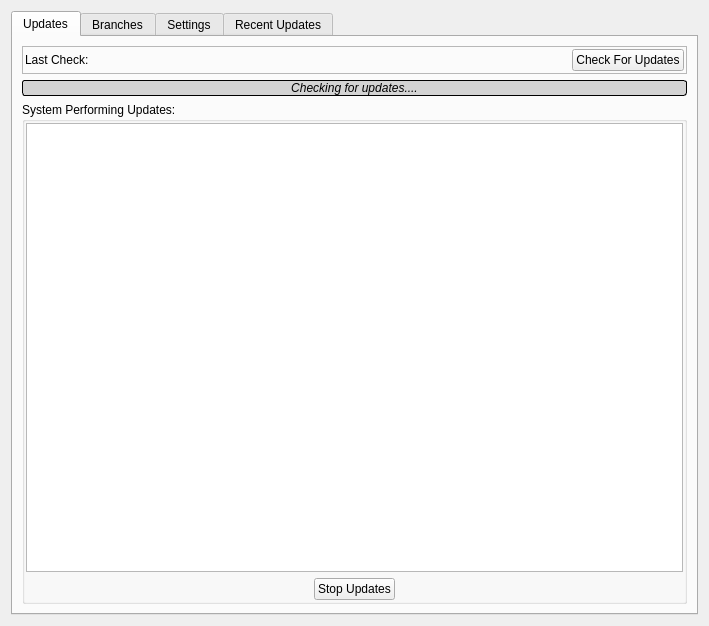
trueos/sysadm-ui-qt, file src-qt5/gui_client/pages/page_updates.ui: the form before one commit.
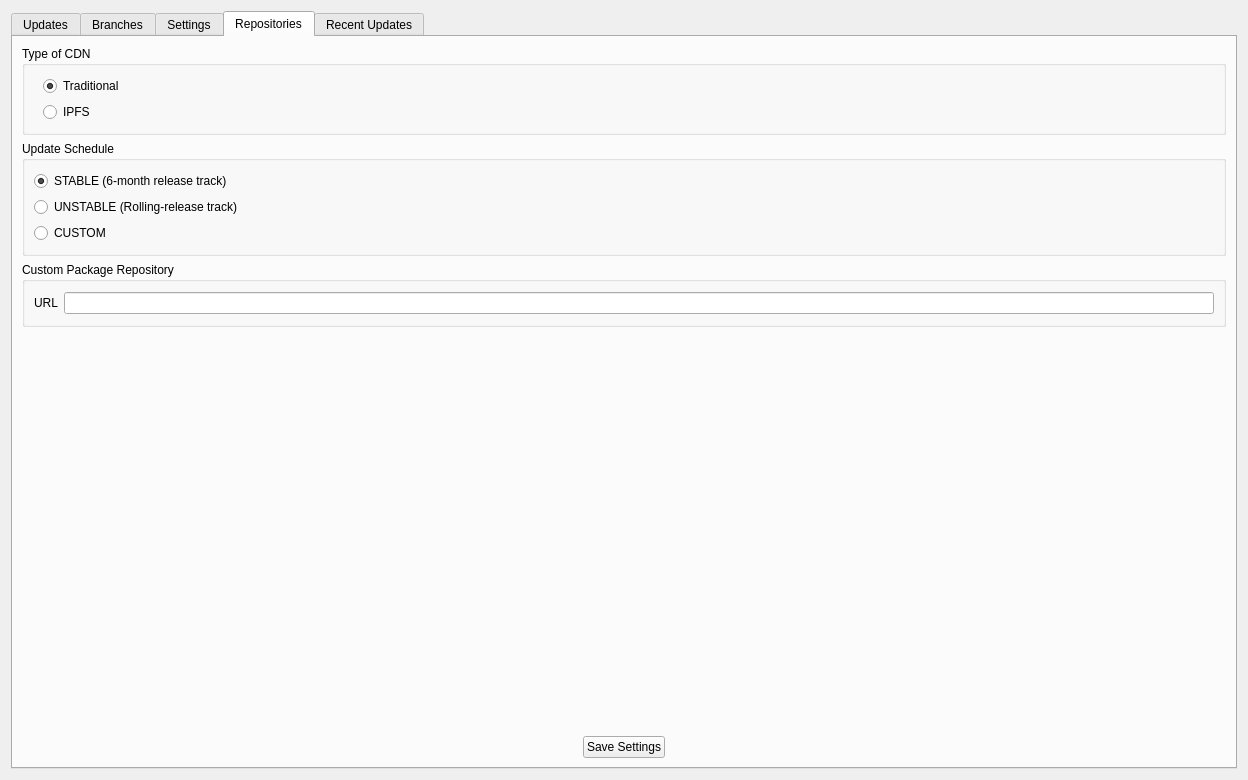
The form after the commit. Icons and pictures are not drawn.

Commit message: Get the update manager aware of the CDN Type now. Make it possible to switch between IPFS and Traditional CDN types.

```diff
--- a/src-qt5/gui_client/pages/page_updates.ui
+++ b/src-qt5/gui_client/pages/page_updates.ui
@@ -6,8 +6,8 @@
    <rect>
     <x>0</x>
     <y>0</y>
-    <width>709</width>
-    <height>626</height>
+    <width>1248</width>
+    <height>780</height>
    </rect>
   </property>
   <property name="windowTitle">
@@ -20,7 +20,7 @@
       <enum>QTabWidget::North</enum>
      </property>
      <property name="currentIndex">
-      <number>0</number>
+      <number>3</number>
      </property>
      <widget class="QWidget" name="tab">
       <attribute name="icon">
@@ -506,27 +506,148 @@
         </layout>
        </item>
        <item>
-        <widget class="QRadioButton" name="radio_repo_stable">
-         <property name="text">
-          <string>STABLE Repository</string>
+        <spacer name="verticalSpacer">
+         <property name="orientation">
+          <enum>Qt::Vertical</enum>
          </property>
          <property name="checked">
           <bool>true</bool>
          </property>
-        </widget>
+        </spacer>
        </item>
        <item>
-        <widget class="QRadioButton" name="radio_repo_unstable">
-         <property name="text">
-          <string>UNSTABLE Repository (staging repository for testing the next STABLE updates)</string>
+        <layout class="QHBoxLayout" name="horizontalLayout_4">
+         <item>
+          <spacer name="horizontalSpacer_4">
+           <property name="orientation">
+            <enum>Qt::Horizontal</enum>
+           </property>
+           <property name="sizeHint" stdset="0">
+            <size>
+             <width>40</width>
+             <height>20</height>
+            </size>
+           </property>
+          </spacer>
+         </item>
+         <item>
+          <widget class="QPushButton" name="push_settings_save">
+           <property name="toolTip">
+            <string>Save Settings</string>
+           </property>
+           <property name="statusTip">
+            <string>Save Update Repository Settings</string>
+           </property>
+           <property name="text">
+            <string>Save Settings</string>
+           </property>
+           <property name="icon">
+            <iconset resource="../../icons/icons.qrc">
+             <normaloff>:/icons/black/download.svg</normaloff>:/icons/black/download.svg</iconset>
+           </property>
+          </widget>
+         </item>
+         <item>
+          <spacer name="horizontalSpacer_5">
+           <property name="orientation">
+            <enum>Qt::Horizontal</enum>
+           </property>
+           <property name="sizeHint" stdset="0">
+            <size>
+             <width>40</width>
+             <height>20</height>
+            </size>
+           </property>
+          </spacer>
+         </item>
+        </layout>
+       </item>
+      </layout>
+     </widget>
+     <widget class="QWidget" name="tab_repos">
+      <attribute name="icon">
+       <iconset resource="../../icons/icons.qrc">
+        <normaloff>:/icons/black/cloud-arrow-down-border.svg</normaloff>:/icons/black/cloud-arrow-down-border.svg</iconset>
+      </attribute>
+      <attribute name="title">
+       <string>Repositories</string>
+      </attribute>
+      <layout class="QVBoxLayout" name="verticalLayout_8">
+       <item>
+        <widget class="QGroupBox" name="group_cdn_type">
+         <property name="title">
+          <string>Type of CDN</string>
          </property>
+         <layout class="QVBoxLayout" name="verticalLayout_10">
+          <property name="leftMargin">
+           <number>18</number>
+          </property>
+          <property name="topMargin">
+           <number>10</number>
+          </property>
+          <property name="rightMargin">
+           <number>18</number>
+          </property>
+          <property name="bottomMargin">
+           <number>10</number>
+          </property>
+          <item>
+           <widget class="QRadioButton" name="radio_type_traditional">
+            <property name="text">
+             <string>Traditional</string>
+            </property>
+            <property name="checked">
+             <bool>true</bool>
+            </property>
+           </widget>
+          </item>
+          <item>
+           <widget class="QRadioButton" name="radio_type_ipfs">
+            <property name="text">
+             <string>IPFS</string>
+            </property>
+           </widget>
+          </item>
+         </layout>
         </widget>
        </item>
        <item>
-        <widget class="QRadioButton" name="radio_repo_custom">
-         <property name="text">
-          <string>CUSTOM</string>
+        <widget class="QGroupBox" name="groupBox">
+         <property name="title">
+          <string>Update Schedule</string>
          </property>
+         <layout class="QVBoxLayout" name="verticalLayout_9">
+          <property name="topMargin">
+           <number>10</number>
+          </property>
+          <property name="bottomMargin">
+           <number>10</number>
+          </property>
+          <item>
+           <widget class="QRadioButton" name="radio_repo_stable">
+            <property name="text">
+             <string>STABLE (6-month release track)</string>
+            </property>
+            <property name="checked">
+             <bool>true</bool>
+            </property>
+           </widget>
+          </item>
+          <item>
+           <widget class="QRadioButton" name="radio_repo_unstable">
+            <property name="text">
+             <string>UNSTABLE (Rolling-release track)</string>
+            </property>
+           </widget>
+          </item>
+          <item>
+           <widget class="QRadioButton" name="radio_repo_custom">
+            <property name="text">
+             <string>CUSTOM</string>
+            </property>
+           </widget>
+          </item>
+         </layout>
         </widget>
        </item>
        <item>
@@ -541,6 +662,12 @@
           <bool>false</bool>
          </property>
          <layout class="QHBoxLayout" name="horizontalLayout_2">
+          <property name="topMargin">
+           <number>10</number>
+          </property>
+          <property name="bottomMargin">
+           <number>10</number>
+          </property>
           <item>
            <widget class="QLabel" name="label_3">
             <property name="text">
@@ -555,7 +682,7 @@
         </widget>
        </item>
        <item>
-        <spacer name="verticalSpacer">
+        <spacer name="verticalSpacer_3">
          <property name="orientation">
           <enum>Qt::Vertical</enum>
          </property>
@@ -568,9 +695,9 @@
         </spacer>
        </item>
        <item>
-        <layout class="QHBoxLayout" name="horizontalLayout_4">
+        <layout class="QHBoxLayout" name="horizontalLayout_9">
          <item>
-          <spacer name="horizontalSpacer_4">
+          <spacer name="horizontalSpacer_8">
            <property name="orientation">
             <enum>Qt::Horizontal</enum>
            </property>
@@ -583,7 +710,7 @@
           </spacer>
          </item>
          <item>
-          <widget class="QPushButton" name="push_settings_save">
+          <widget class="QPushButton" name="push_repos_save">
            <property name="toolTip">
             <string>Save Settings</string>
            </property>
@@ -600,7 +727,7 @@
           </widget>
          </item>
          <item>
-          <spacer name="horizontalSpacer_5">
+          <spacer name="horizontalSpacer_9">
            <property name="orientation">
             <enum>Qt::Horizontal</enum>
            </property>
```
Left out of the diff: 13 changed lines with no effect on the pictures. The commit also changes 2 other files.
